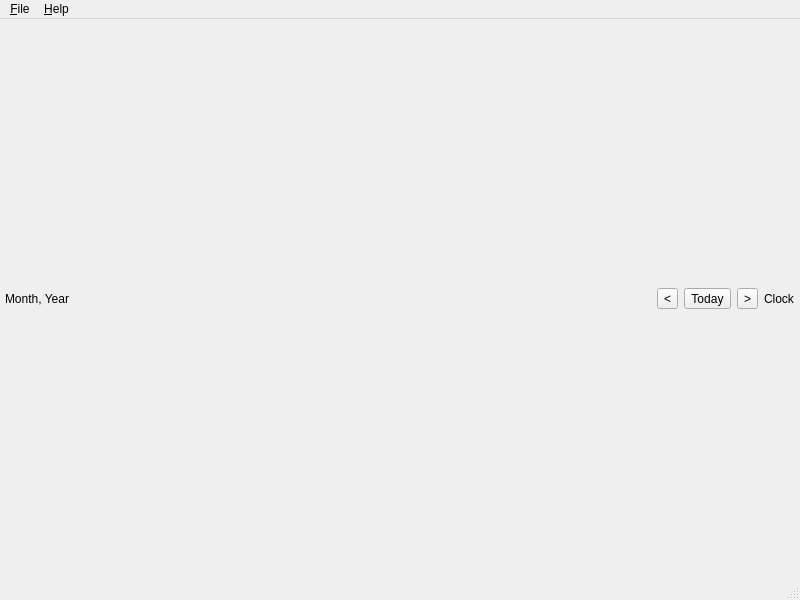
Qt form UI/luna-calendar.ui (textbrowser/luna) before a commit.
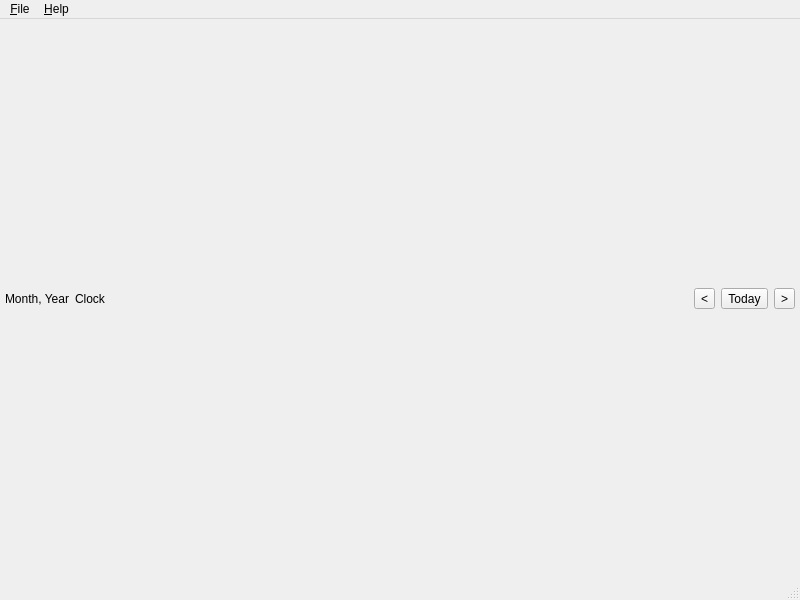
The same form after that commit.

What changed in the file:
```diff
--- a/UI/luna-calendar.ui
+++ b/UI/luna-calendar.ui
@@ -36,6 +36,13 @@
         </property>
        </widget>
       </item>
+      <item>
+       <widget class="QLabel" name="clock">
+        <property name="text">
+         <string>Clock</string>
+        </property>
+       </widget>
+      </item>
       <item>
        <spacer name="horizontalSpacer_2">
         <property name="orientation">
@@ -70,13 +77,6 @@
         </property>
        </widget>
       </item>
-      <item>
-       <widget class="QLabel" name="clock">
-        <property name="text">
-         <string>Clock</string>
-        </property>
-       </widget>
-      </item>
      </layout>
     </item>
     <item>
```
